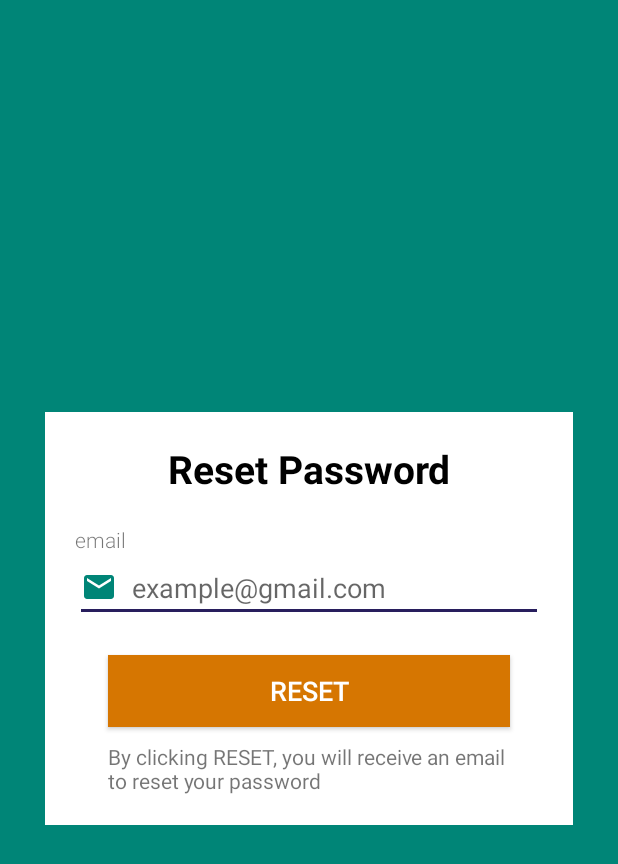
After one commit to KevinIswara/KVChat, an Android app: the ResetPasswordActivity screen opened directly, with no data from a screen before it, on a phone screen of 412 x 824 dp. The commit adds this screen. Shown: the top 864 px of the screen. Run offline under Robolectric (Android 15) with nearby library versions, the phone set to English and light mode, and no system bars; our stand-ins replace data binding; libraries missing offline, so code that uses them is left out: org.kodein.di; 4 statements that could not run were skipped.

Commit message:
add forget password

```diff
--- a/app/src/main/java/kv/kvchat/ChatApplication.kt
+++ b/app/src/main/java/kv/kvchat/ChatApplication.kt
@@ -4,6 +4,7 @@ import android.app.Application
 import kv.kvchat.data.auth.UserRepository
 import kv.kvchat.data.firebase.FirebaseSource
 import kv.kvchat.ui.auth.AuthViewModelFactory
+import kv.kvchat.ui.auth.ResetPasswordViewModelFactory
 import kv.kvchat.ui.main.MainViewModelFactory
 import org.kodein.di.Kodein
 import org.kodein.di.KodeinAware
@@ -22,5 +23,6 @@ class ChatApplication : Application(), KodeinAware {
         bind() from singleton { UserRepository(instance()) }
         bind() from provider { AuthViewModelFactory(instance()) }
         bind() from provider { MainViewModelFactory(instance()) }
+        bind() from provider { ResetPasswordViewModelFactory(instance()) }
     }
 }
--- a/app/src/main/java/kv/kvchat/ui/auth/AuthViewModel.kt
+++ b/app/src/main/java/kv/kvchat/ui/auth/AuthViewModel.kt
@@ -101,6 +101,12 @@ class AuthViewModel(private val repository: UserRepository): ViewModel() {
         }
     }
 
+    fun goToResetPassword(view: View) {
+        Intent(view.context, ResetPasswordActivity::class.java).also {
+            view.context.startActivity(it)
+        }
+    }
+
 
     //disposing the disposables
     override fun onCleared() {
--- /dev/null
+++ b/app/src/main/res/layout/activity_forgetpassword.xml
@@ -0,0 +1,94 @@
+<?xml version="1.0" encoding="utf-8"?>
+<layout xmlns:android="http://schemas.android.com/apk/res/android"
+    xmlns:app="http://schemas.android.com/apk/res-auto"
+    xmlns:tools="http://schemas.android.com/tools">
+
+    <data>
+
+        <variable
+            name="viewmodel"
+            type="kv.kvchat.ui.auth.ResetPasswordViewModel" />
+    </data>
+
+    <androidx.constraintlayout.widget.ConstraintLayout
+        android:layout_width="match_parent"
+        android:layout_height="match_parent"
+        android:background="@color/background"
+        android:orientation="vertical"
+        android:scrollbarAlwaysDrawVerticalTrack="true"
+        tools:context=".ui.auth.ResetPasswordActivity">
+
+        <androidx.constraintlayout.widget.ConstraintLayout
+            android:id="@+id/cl_resetpassword"
+            android:layout_width="match_parent"
+            android:layout_height="wrap_content"
+            android:layout_margin="30dp"
+            android:background="@android:color/white"
+            android:orientation="vertical"
+            android:padding="20dp"
+            app:layout_constraintBottom_toBottomOf="parent"
+            app:layout_constraintLeft_toLeftOf="parent"
+            app:layout_constraintRight_toRightOf="parent"
+            app:layout_constraintTop_toTopOf="parent">
+
+            <TextView
+                android:id="@+id/tv_title"
+                style="@style/BlackTitleText"
+                android:layout_width="match_parent"
+                android:layout_height="wrap_content"
+                android:paddingBottom="20dp"
+                android:text="@string/title_resetpassword"
+                app:layout_constraintLeft_toLeftOf="parent"
+                app:layout_constraintRight_toRightOf="parent"
+                app:layout_constraintTop_toTopOf="parent" />
+
+            <TextView
+                android:id="@+id/tv_email_title"
+                android:layout_width="wrap_content"
+                android:layout_height="wrap_content"
+                android:fontFamily="sans-serif-light"
+                android:labelFor="@id/et_email"
+                android:text="@string/email_title"
+                app:layout_constraintLeft_toLeftOf="parent"
+                app:layout_constraintTop_toBottomOf="@id/tv_title" />
+
+            <EditText
+                android:id="@+id/et_email"
+                android:layout_width="fill_parent"
+                android:layout_height="wrap_content"
+                android:layout_marginBottom="10dp"
+                android:drawableStart="@drawable/ic_email_green_24dp"
+                android:drawableLeft="@drawable/ic_email_green_24dp"
+                android:drawablePadding="10dp"
+                android:hint="@string/hint_email"
+                android:inputType="textEmailAddress"
+                android:singleLine="true"
+                android:text="@={viewmodel.email}"
+                app:layout_constraintLeft_toLeftOf="parent"
+                app:layout_constraintTop_toBottomOf="@id/tv_email_title" />
+
+            <Button
+                android:id="@+id/btn_reset"
+                style="@style/OrangeButton"
+                android:layout_width="match_parent"
+                android:layout_height="wrap_content"
+                android:layout_margin="22dp"
+                android:onClick="@{() -> viewmodel.resetPassword()}"
+                android:text="@string/btn_reset"
+                android:textAllCaps="true"
+                app:layout_constraintTop_toBottomOf="@id/et_email" />
+
+            <TextView
+                android:id="@+id/tv_resetinfo"
+                android:layout_width="0dp"
+                android:layout_height="wrap_content"
+                android:layout_marginTop="10dp"
+                android:text="@string/info_resetpassword"
+                app:layout_constraintLeft_toLeftOf="@id/btn_reset"
+                app:layout_constraintRight_toRightOf="@id/btn_reset"
+                app:layout_constraintTop_toBottomOf="@id/btn_reset" />
+
+        </androidx.constraintlayout.widget.ConstraintLayout>
+    </androidx.constraintlayout.widget.ConstraintLayout>
+
+</layout>
--- a/app/src/main/res/layout/activity_login.xml
+++ b/app/src/main/res/layout/activity_login.xml
@@ -104,6 +104,7 @@
                 app:layout_constraintRight_toRightOf="parent"
                 app:layout_constraintTop_toBottomOf="@id/et_password"
                 android:paddingTop="5dp"
+                android:onClick="@{v -> viewmodel.goToResetPassword(v)}"
                 android:text="@string/forgot_password" />
 
             <Button
--- a/app/src/main/res/values/strings.xml
+++ b/app/src/main/res/values/strings.xml
@@ -18,4 +18,7 @@
     <string name="hint_name">Name</string>
     <string name="profile_title">User Profile</string>
     <string name="logout">Logout</string>
+    <string name="btn_reset">Reset</string>
+    <string name="info_resetpassword">By clicking RESET, you will receive an email to reset your password</string>
+    <string name="title_resetpassword">Reset Password</string>
 </resources>
--- a/app/src/main/res/values/styles.xml
+++ b/app/src/main/res/values/styles.xml
@@ -28,6 +28,10 @@
         <item name="android:textColor">#fff</item>
     </style>
 
+    <style name="BlackTitleText" parent="TitleText">
+        <item name="android:textColor">#000</item>
+    </style>
+
     <style name="BlackNormalText" parent="NormalText">
         <item name="android:textColor">#000</item>
     </style>
```
Also changed, not shown: app/src/main/AndroidManifest.xml (+6 -3 lines), app/src/main/java/kv/kvchat/data/auth/UserRepository.kt (+8 -2 lines), app/src/main/java/kv/kvchat/data/firebase/FirebaseSource.kt (+44 -12 lines), app/src/main/java/kv/kvchat/ui/auth/ResetPasswordActivity.kt (added, +61 -0 lines), app/src/main/java/kv/kvchat/ui/auth/ResetPasswordViewModel.kt (added, +34 -0 lines), app/src/main/java/kv/kvchat/ui/auth/ResetPasswordViewModelFactory.kt (added, +13 -0 lines).
